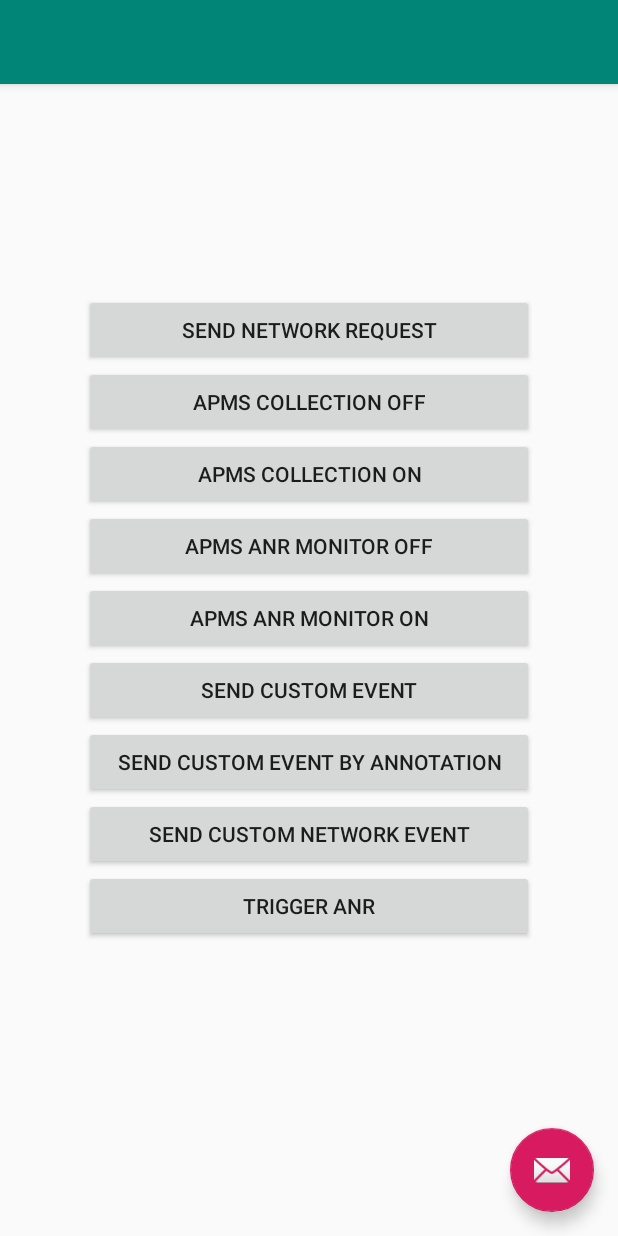
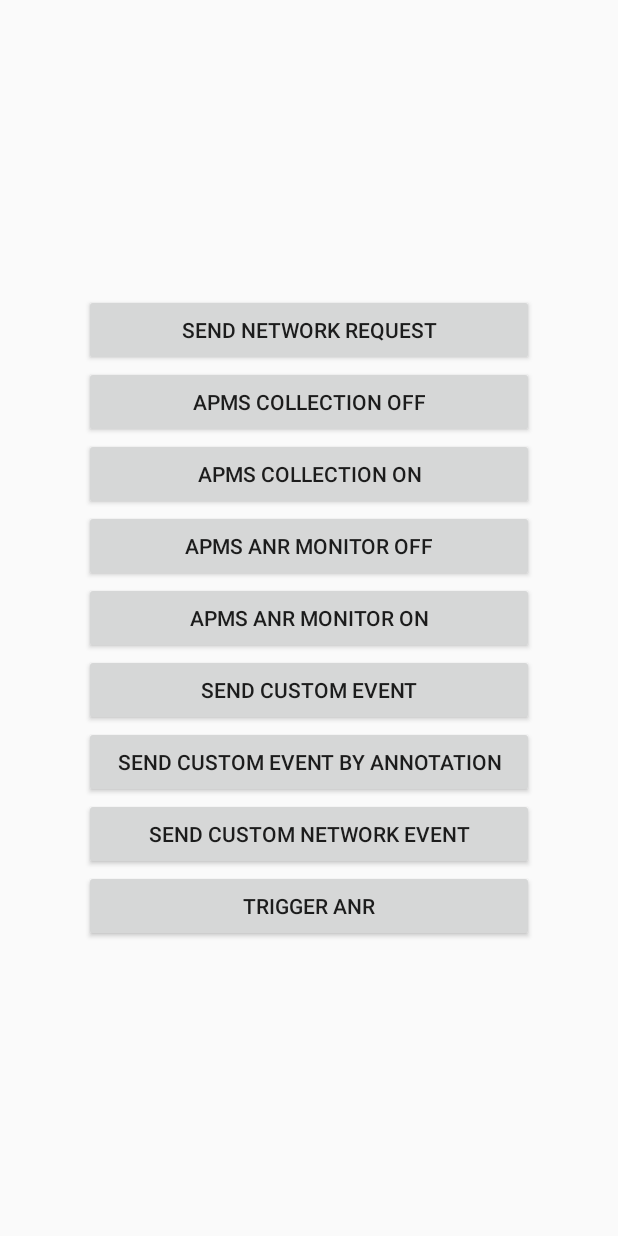
Before and after one commit to huaweicodelabs/APMS, an Android app: the screen it shows after launch (MainActivity), on a phone screen of 412 x 824 dp. Run offline under Robolectric (Android 15) with nearby library versions, the phone set to English and light mode, and no system bars.

Commit message:
apms/update

```diff
--- a/java/app/src/main/java/com/huawei/apms/demo/MainActivity.java
+++ b/java/app/src/main/java/com/huawei/apms/demo/MainActivity.java
@@ -20,7 +20,6 @@ import com.huawei.agconnect.apms.APMS;
 import com.huawei.agconnect.apms.androiddemo.R;
 import com.huawei.agconnect.apms.custom.CustomTrace;
 import com.huawei.agconnect.apms.instrument.AddCustomTrace;
-import com.huawei.util.HttpUtil;
 
 import androidx.appcompat.app.AppCompatActivity;
 import android.util.Log;
@@ -33,158 +32,70 @@ import android.widget.Button;
 
 
 public class MainActivity extends AppCompatActivity {
-    private boolean anrTestEnable = false;
-    private static final String TAG = "apmsAndroidDemo";
+
     @Override
     protected void onCreate(Bundle savedInstanceState) {
         super.onCreate(savedInstanceState);
         setContentView(R.layout.activity_main);
 
-        // Initialize button event
-        initNetworkEventButton();
+        Button sendNetworkRequestBtn = findViewById(R.id.btn_network);
+        sendNetworkRequestBtn.setOnClickListener(view -> {
+            Log.d("apmsAndroidDemo", "send network request.");
+            HttpUtil.oneRequest();
+        });
+
+        this.findViewById(R.id.anr_test).setOnClickListener(v -> {
+            Log.d("apmsAndroidDemo", "trigger ANR");
+            anrTestEnable = true;
+        });
+
+        initCustomEventButton();
+
         initApmsSwitchButton();
         initApmsAnrSwitchButton();
-        initCustomEventButton();
-        initAnrTestButton();
+
     }
 
-    // define custom event by annotation
-    @AddCustomTrace(name = "CustomEvent2")
-    public void customEventHandle() {
-    }
-
-    // define custom event by code
-    public void sendCustomEvent() {
-        CustomTrace customTrace = APMS.getInstance().createCustomTrace("CustomEvent1");
-        customTrace.start();
-        // code you want trace
-        businessLogicStart(customTrace);
-        businessLogicEnd(customTrace);
-        customTrace.stop();
-    }
-
-    private void sendCustomEventByAnnotation() {
-        customEventHandle();
-    }
-
-    public void businessLogicStart(CustomTrace customTrace) {
-        customTrace.putMeasure("ProcessingTimes", 0);
-        for (int i = 0; i < 5; i++) {
-            customTrace.incrementMeasure("ProcessingTimes", 1);
-        }
-    }
-
-    public void businessLogicEnd(CustomTrace customTrace) {
-        customTrace.putProperty("ProcessingResult", "Success");
-        customTrace.putProperty("Status", "Normal");
-    }
-
-    public void initApmsAnrSwitchButton() {
-        findViewById(R.id.enable_apms_anr_off).setOnClickListener(new View.OnClickListener() {
-            @Override
-            public void onClick(View v) {
-                Log.d(TAG, "disable apms.");
-                APMS.getInstance().enableAnrMonitor(false);
-            }
+    public void initCustomEventButton() {
+        findViewById(R.id.custom_normal_event).setOnClickListener(v -> {
+            Log.d("apmsAndroidDemo", "send a custom event");
+            sendCustomEvent();
         });
-        findViewById(R.id.enable_apms_anr_on).setOnClickListener(new View.OnClickListener() {
-            @Override
-            public void onClick(View v) {
-                Log.d(TAG, "enable apms.");
-                APMS.getInstance().enableAnrMonitor(true);
-            }
+        findViewById(R.id.custom_normal_event_by_annotation).setOnClickListener(v -> {
+            Log.d("apmsAndroidDemo", "send a custom event by annotation");
+            sendCustomEventByAnnotation();
+        });
+        findViewById(R.id.custom_network_event).setOnClickListener(v -> {
+            Log.d("apmsAndroidDemo", "send a custom network event");
+            new Thread(HttpUtil::customNetworkEvent).start();
         });
     }
 
     public void initApmsSwitchButton() {
-        findViewById(R.id.enable_apms_off).setOnClickListener(new View.OnClickListener() {
-            @Override
-            public void onClick(View v) {
-                Log.d(TAG, "disable apms.");
-                APMS.getInstance().enableCollection(false);
-            }
+        findViewById(R.id.enable_apms_on).setOnClickListener(v -> {
+            Log.d("apmsAndroidDemo", "enable Collection");
+            APMS.getInstance().enableCollection(true);
         });
-        findViewById(R.id.enable_apms_on).setOnClickListener(new View.OnClickListener() {
-            @Override
-            public void onClick(View v) {
-                Log.d(TAG, "enable apms.");
-                APMS.getInstance().enableCollection(true);
-            }
+
+        findViewById(R.id.enable_apms_off).setOnClickListener(v -> {
+            Log.d("apmsAndroidDemo", "disable Collection");
+            APMS.getInstance().enableCollection(false);
         });
     }
 
-    public void initNetworkEventButton() {
-        Log.d(TAG, "apms demo start.");
-        Button sendNetworkRequestBtn = findViewById(R.id.btn_network);
-        sendNetworkRequestBtn.setOnClickListener(new View.OnClickListener() {
-            @Override
-            public void onClick(View view) {
-                Log.d(TAG, "send network request.");
-                HttpUtil.oneRequest();
-            }
+    public void initApmsAnrSwitchButton() {
+        findViewById(R.id.enable_apms_anr_on).setOnClickListener(v -> {
+            Log.d("apmsAndroidDemo", "enable ANR Collection");
+            APMS.getInstance().enableAnrMonitor(true);
+        });
+
+        findViewById(R.id.enable_apms_anr_off).setOnClickListener(v -> {
+            Log.d("apmsAndroidDemo", "disable ANR Collection");
+            APMS.getInstance().enableAnrMonitor(false);
         });
     }
 
-    public void initAnrTestButton() {
-        findViewById(R.id.anr_test).setOnClickListener(new View.OnClickListener() {
-            @Override
-            public void onClick(View v) {
-                Log.d(TAG, "target anr");
-                anrTestEnable = true;
-            }
-        });
-    }
-
-    public void initCustomEventButton() {
-        findViewById(R.id.custom_normal_event).setOnClickListener(new View.OnClickListener() {
-            @Override
-            public void onClick(View v) {
-                Log.d(TAG, "send a custom event");
-                sendCustomEvent();
-            }
-        });
-        findViewById(R.id.custom_normal_event_by_annotation).setOnClickListener(new View.OnClickListener() {
-            @Override
-            public void onClick(View v) {
-                Log.d(TAG, "send a custom event by annotation");
-                sendCustomEventByAnnotation();
-            }
-        });
-        findViewById(R.id.custom_network_event).setOnClickListener(new View.OnClickListener() {
-            @Override
-            public void onClick(View v) {
-                Log.d(TAG, "send a custom network event");
-                new Thread(new Runnable() {
-                    @Override
-                    public void run() {
-                        HttpUtil.customNetworkEvent();
-                    }
-                }).start();
-            }
-        });
-    }
-
-    @Override
-    public boolean onCreateOptionsMenu(Menu menu) {
-        // Inflate the menu; this adds items to the action bar if it is present.
-        getMenuInflater().inflate(R.menu.menu_main, menu);
-        return true;
-    }
-
-    @Override
-    public boolean onOptionsItemSelected(MenuItem item) {
-        // Handle action bar item clicks here. The action bar will
-        // automatically handle clicks on the Home/Up button, so long
-        // as you specify a parent activity in AndroidManifest.xml.
-        int id = item.getItemId();
-
-        //noinspection SimplifiableIfStatement
-        if (id == R.id.action_settings) {
-            return true;
-        }
-
-        return super.onOptionsItemSelected(item);
-    }
+    private boolean anrTestEnable = false;
     @Override
     public boolean dispatchKeyEvent(KeyEvent event) {
         if (anrTestEnable) {
@@ -208,4 +119,35 @@ public class MainActivity extends AppCompatActivity {
         }
         return super.dispatchTouchEvent(ev);
     }
+
+    private void sendCustomEventByAnnotation() {
+        customEventHandle();
+    }
+    // define custom event by annotation
+    @AddCustomTrace(name = "CustomEvent2")
+    public void customEventHandle() {
+    }
+
+    // define custom event by code
+    public void sendCustomEvent() {
+        CustomTrace customTrace = APMS.getInstance().createCustomTrace("CustomEvent1");
+        customTrace.start();
+        // code you want trace
+        businessLogicStart(customTrace);
+        businessLogicEnd(customTrace);
+        customTrace.stop();
+    }
+
+    public void businessLogicStart(CustomTrace customTrace) {
+        customTrace.putMeasure("ProcessingTimes", 0);
+        for (int i = 0; i < 5; i++) {
+            customTrace.incrementMeasure("ProcessingTimes", 1);
+        }
+    }
+
+    public void businessLogicEnd(CustomTrace customTrace) {
+        customTrace.putProperty("ProcessingResult", "Success");
+        customTrace.putProperty("Status", "Normal");
+    }
+
 }
--- a/java/app/src/main/res/layout/activity_main.xml
+++ b/java/app/src/main/res/layout/activity_main.xml
@@ -1,33 +1,67 @@
 <?xml version="1.0" encoding="utf-8"?>
-<androidx.coordinatorlayout.widget.CoordinatorLayout xmlns:android="http://schemas.android.com/apk/res/android"
-    xmlns:app="http://schemas.android.com/apk/res-auto"
-    xmlns:tools="http://schemas.android.com/tools"
+<LinearLayout xmlns:android="http://schemas.android.com/apk/res/android"
     android:layout_width="match_parent"
     android:layout_height="match_parent"
-    tools:context="com.huawei.apms.demo.MainActivity">
+    android:gravity="center"
+    android:orientation="vertical">
 
-    <com.google.android.material.appbar.AppBarLayout
-        android:layout_width="match_parent"
+    <LinearLayout
+        android:layout_width="300dp"
         android:layout_height="wrap_content"
-        android:theme="@style/AppTheme.AppBarOverlay">
+        android:gravity="center"
+        android:orientation="vertical">
 
-        <androidx.appcompat.widget.Toolbar
-            android:id="@+id/toolbar"
+        <Button
+            android:id="@+id/btn_network"
             android:layout_width="match_parent"
-            android:layout_height="?attr/actionBarSize"
-            android:background="?attr/colorPrimary"
-            app:popupTheme="@style/AppTheme.PopupOverlay" />
+            android:layout_height="wrap_content"
+            android:text="Send Network Request" />
 
-    </com.google.android.material.appbar.AppBarLayout>
+        <Button
+            android:id="@+id/enable_apms_off"
+            android:layout_width="match_parent"
+            android:layout_height="wrap_content"
+            android:text="APMS Collection OFF" />
 
-    <include layout="@layout/content_main" />
+        <Button
+            android:id="@+id/enable_apms_on"
+            android:layout_width="match_parent"
+            android:layout_height="wrap_content"
+            android:text="APMS Collection ON" />
 
-    <com.google.android.material.floatingactionbutton.FloatingActionButton
-        android:id="@+id/fab"
-        android:layout_width="wrap_content"
-        android:layout_height="wrap_content"
-        android:layout_gravity="bottom|end"
-        android:layout_margin="@dimen/fab_margin"
-        app:srcCompat="@android:drawable/ic_dialog_email" />
+        <Button
+            android:id="@+id/enable_apms_anr_off"
+            android:layout_width="match_parent"
+            android:layout_height="wrap_content"
+            android:text="APMS Anr Monitor OFF" />
 
-</androidx.coordinatorlayout.widget.CoordinatorLayout>
+        <Button
+            android:id="@+id/enable_apms_anr_on"
+            android:layout_width="match_parent"
+            android:layout_height="wrap_content"
+            android:text="APMS Anr Monitor ON" />
+
+        <Button
+            android:id="@+id/custom_normal_event"
+            android:layout_width="match_parent"
+            android:layout_height="wrap_content"
+            android:text="Send Custom Event" />
+
+        <Button
+            android:id="@+id/custom_normal_event_by_annotation"
+            android:layout_width="match_parent"
+            android:layout_height="wrap_content"
+            android:text="Send Custom Event By annotation" />
+
+        <Button
+            android:id="@+id/custom_network_event"
+            android:layout_width="match_parent"
+            android:layout_height="wrap_content"
+            android:text="Send Custom Network Event" />
+        <Button
+            android:id="@+id/anr_test"
+            android:layout_width="match_parent"
+            android:layout_height="wrap_content"
+            android:text="Trigger Anr" />
+    </LinearLayout>
+</LinearLayout>
```
Also changed, not shown: java/app/build.gradle (+12 -4 lines), java/app/src/main/java/com/huawei/apms/demo/HttpUtil.java (added, +110 -0 lines), java/build.gradle (+6 -7 lines), 1 other file.
